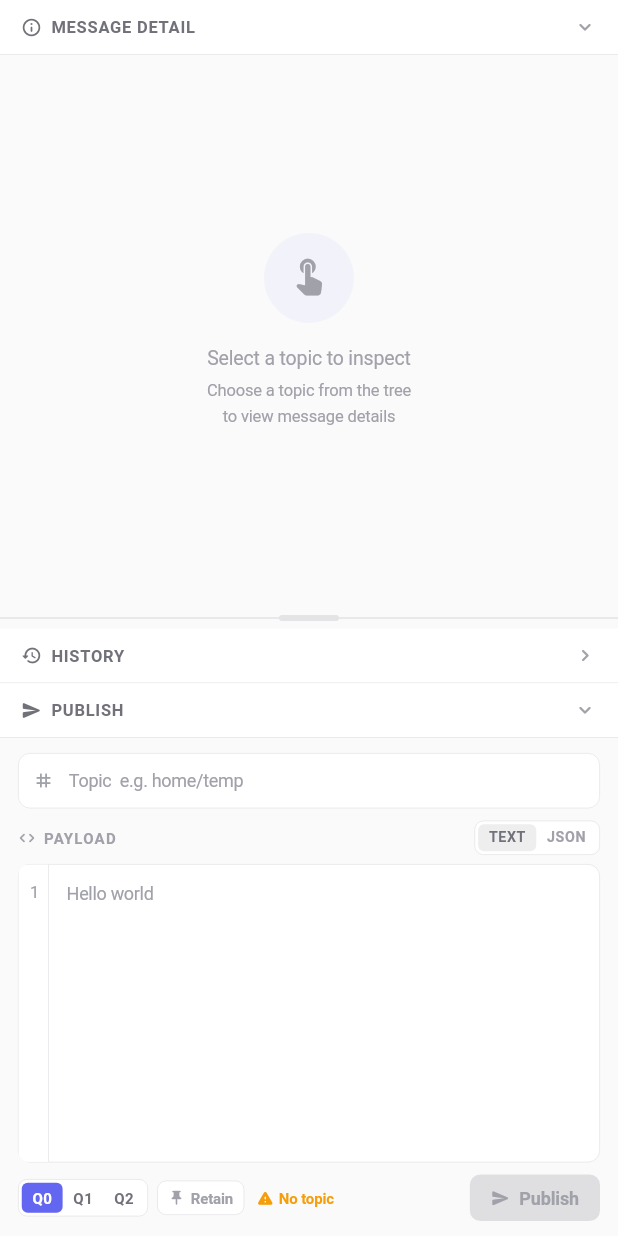
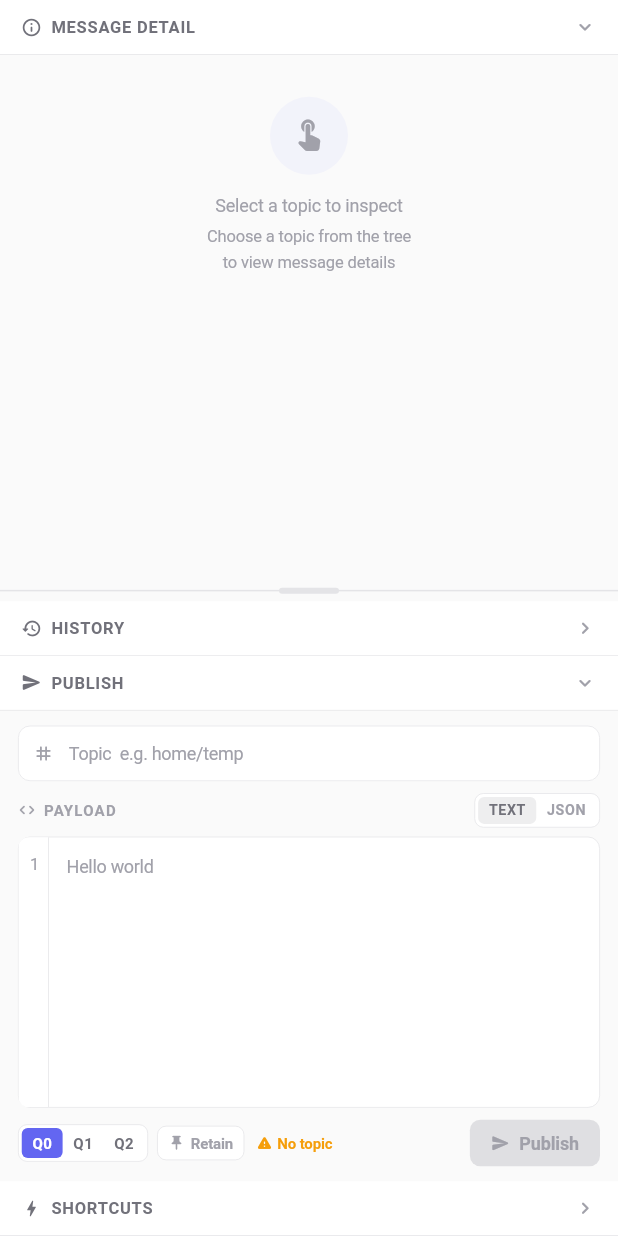
Before and after one commit to mijelsma/MQTT-Monitor, a Flutter app: the DetailSidebar widget shown alone on an empty page, opened directly, item 5 of the bottom bar chosen, on a phone screen of 412 x 824 dp. Run offline on Flutter 3.47's test engine with Material 3 defaults, Android fonts, the phone set to English and light mode, and no system bars; our stand-ins replace fl_chart, shared_preferences; missing offline and left inert: mqtt_client; accounts and stored records are empty; Roboto replaces fonts that are missing (SF Mono, Menlo, monospace).

Commit message:
Add shortcuts panel

```diff
--- a/lib/features/monitor/monitor_viewmodel.dart
+++ b/lib/features/monitor/monitor_viewmodel.dart
@@ -11,6 +11,7 @@ import '../../core/state/keys/app_keys.dart';
 import '../../core/state/keys/settings_keys.dart';
 import '../../models/broker_entry.dart';
 import '../../models/flat_tree_row.dart';
+import '../../models/publish_shortcut.dart';
 import '../../models/topic_node.dart';
 import '../../models/topic_node_value.dart';
 
@@ -100,6 +101,15 @@ class MonitorViewModel extends ChangeNotifier {
 
   /// Whether the client is currently connected.
   bool get isConnected => connectionStatus == ConnectionStatus.connected;
+
+  /// Shortcuts available for the currently active broker.
+  ///
+  /// Returns global shortcuts plus any scoped to the active broker.
+  List<PublishShortcut> get availableShortcuts {
+    final all = _state.read(SettingsKeys.shortcuts);
+    final brokerId = activeBroker?.id;
+    return all.where((s) => s.isGlobal || (brokerId != null && s.brokerIds.contains(brokerId))).toList();
+  }
 
   /// Adds a new broker and makes it the active one.
   void addBroker(BrokerEntry entry) {
@@ -312,7 +322,6 @@ class MonitorViewModel extends ChangeNotifier {
       row.node.displayMsgCount = m;
     }
 
-
     return rows;
   }
 
--- a/lib/features/monitor/widgets/detail_sidebar.dart
+++ b/lib/features/monitor/widgets/detail_sidebar.dart
@@ -4,11 +4,13 @@ import 'package:provider/provider.dart';
 import '../../../generated/l10n.dart';
 import '../../../models/topic_node_value.dart';
 import '../../../shared/widgets/resizable_split.dart';
+import '../../../shared/widgets/ui_empty_state.dart';
 import '../../../theme/app_tokens/app_tokens.dart';
 import '../monitor_viewmodel.dart';
 import 'history_panel.dart';
 import 'message_detail_panel.dart';
 import 'publish_panel.dart';
+import 'shortcuts_panel.dart';
 
 /// The right-hand sidebar showing the selected message detail, history, and publish panel.
 class DetailSidebar extends StatefulWidget {
@@ -22,6 +24,7 @@ class _DetailSidebarState extends State<DetailSidebar> {
   bool _detailCollapsed = false;
   bool _historyCollapsed = true;
   bool _publishCollapsed = false;
+  bool _shortcutsCollapsed = true;
 
   /// The history value currently selected, or null if showing latest.
   TopicNodeValue? _selectedHistoryValue;
@@ -48,6 +51,7 @@ class _DetailSidebarState extends State<DetailSidebar> {
       (collapsed: _detailCollapsed, title: s.sidebarMessageDetail, icon: Icons.info_outline_rounded, content: detailContent, toggle: () => setState(() => _detailCollapsed = !_detailCollapsed)),
       (collapsed: _historyCollapsed, title: s.sidebarHistory, icon: Icons.history_rounded, content: historyContent, toggle: () => setState(() => _historyCollapsed = !_historyCollapsed)),
       (collapsed: _publishCollapsed, title: s.sidebarPublish, icon: Icons.send_rounded, content: const PublishPanel(), toggle: () => setState(() => _publishCollapsed = !_publishCollapsed)),
+      (collapsed: _shortcutsCollapsed, title: s.sidebarShortcuts, icon: Icons.bolt_rounded, content: const ShortcutsPanel(), toggle: () => setState(() => _shortcutsCollapsed = !_shortcutsCollapsed)),
     ];
 
     // ── Build layout keeping headers in strict visual order ──
@@ -98,7 +102,7 @@ class _DetailSidebarState extends State<DetailSidebar> {
           child: Column(
             children: [
               headerFor(chunk.expandedIndex, collapsed: false),
-              Expanded(child: sections[chunk.expandedIndex].content),
+              Expanded(child: ClipRect(child: sections[chunk.expandedIndex].content)),
             ],
           ),
         ),
@@ -132,7 +136,7 @@ class _DetailSidebarState extends State<DetailSidebar> {
             children: [
               for (final ci in collapsedBefore) headerFor(ci, collapsed: true),
               headerFor(chunk.expandedIndex, collapsed: false),
-              Expanded(child: sections[chunk.expandedIndex].content),
+              Expanded(child: ClipRect(child: sections[chunk.expandedIndex].content)),
             ],
           ),
         );
@@ -228,29 +232,6 @@ class _NoSelection extends StatelessWidget {
 
   @override
   Widget build(BuildContext context) {
-    final tokens = context.tokens;
-    return Center(
-      child: Padding(
-        padding: const EdgeInsets.all(32),
-        child: Column(
-          mainAxisSize: MainAxisSize.min,
-          children: [
-            Container(
-              padding: const EdgeInsets.all(16),
-              decoration: BoxDecoration(color: tokens.primary.withValues(alpha: 0.05), shape: BoxShape.circle),
-              child: Icon(Icons.touch_app_rounded, size: 28, color: tokens.muted),
-            ),
-            const SizedBox(height: 14),
-            Text(S.of(context).sidebarNoSelectionTitle, style: TextStyle(fontSize: 13, color: tokens.textTertiary)),
-            const SizedBox(height: 4),
-            Text(
-              S.of(context).sidebarNoSelectionSubtitle,
-              textAlign: TextAlign.center,
-              style: TextStyle(fontSize: 11, color: tokens.muted, height: 1.5),
-            ),
-          ],
-        ),
-      ),
-    );
+    return UiEmptyState.compact(icon: Icons.touch_app_rounded, title: S.of(context).sidebarNoSelectionTitle, message: S.of(context).sidebarNoSelectionSubtitle);
   }
 }
--- a/lib/features/monitor/widgets/publish_panel.dart
+++ b/lib/features/monitor/widgets/publish_panel.dart
@@ -1,9 +1,9 @@
-import 'dart:convert';
-
 import 'package:flutter/material.dart';
 import 'package:provider/provider.dart';
 
 import '../../../generated/l10n.dart';
+import '../../../shared/format_helpers.dart';
+import '../../../shared/widgets/feedback_badge.dart';
 import '../../../shared/widgets/payload_editor.dart';
 import '../../../theme/app_colors.dart';
 import '../../../theme/app_tokens/app_tokens.dart';
@@ -17,13 +17,12 @@ class PublishPanel extends StatefulWidget {
   State<PublishPanel> createState() => _PublishPanelState();
 }
 
-class _PublishPanelState extends State<PublishPanel> {
+class _PublishPanelState extends State<PublishPanel> with FeedbackMixin<PublishPanel> {
   final _topicController = TextEditingController();
   final _payloadController = HighlightingController();
   int _qos = 0;
   bool _retain = false;
   PayloadFormat _format = PayloadFormat.text;
-  _PublishFeedback? _feedback;
   String? _validationError;
 
   @override
@@ -42,30 +41,10 @@ class _PublishPanelState extends State<PublishPanel> {
   // Called whenever the payload text changes, to update validation state.
   void _onPayloadChanged() {
     if (_format == PayloadFormat.json) {
-      final error = _validateJson(_payloadController.text);
+      final error = validateJson(_payloadController.text);
       if (error != _validationError) setState(() => _validationError = error);
     } else if (_validationError != null) {
       setState(() => _validationError = null);
-    }
-  }
-
-  // Validates the JSON payload and returns an error message if invalid, or `null` if valid.
-  String? _validateJson(String text) {
-    if (text.trim().isEmpty) return null;
-    try {
-      jsonDecode(text);
-      return null;
-    } on FormatException catch (e) {
-      final offset = e.offset;
-      if (offset != null && offset <= text.length) {
-        // Count line and column from the offset.
-        final prefix = text.substring(0, offset);
-        final line = '\n'.allMatches(prefix).length + 1;
-        final lastNl = prefix.lastIndexOf('\n');
-        final col = lastNl == -1 ? offset + 1 : offset - lastNl;
-        return 'Ln $line, Col $col — ${e.message}';
-      }
-      return e.message;
     }
   }
 
@@ -73,32 +52,23 @@ class _PublishPanelState extends State<PublishPanel> {
   void _publish() {
     final topic = _topicController.text.trim();
     if (topic.isEmpty) {
-      _showFeedback(_PublishFeedback.emptyTopic);
+      showFeedback(PublishFeedbackKind.emptyTopic);
       return;
     }
 
     if (_format == PayloadFormat.json && _validationError != null) {
-      _showFeedback(_PublishFeedback.invalidJson);
+      showFeedback(PublishFeedbackKind.invalidJson);
       return;
     }
 
     final vm = context.read<MonitorViewModel>();
     if (!vm.isConnected) {
-      _showFeedback(_PublishFeedback.notConnected);
+      showFeedback(PublishFeedbackKind.offline);
       return;
     }
 
     final sent = vm.publish(topic, _payloadController.text, qos: _qos, retain: _retain);
-    _showFeedback(sent ? _PublishFeedback.success : _PublishFeedback.failed);
-  }
-
-  // Shows a temporary feedback badge at the Publish button, indicating success or failure.
-  void _showFeedback(_PublishFeedback fb) {
-    setState(() => _feedback = fb);
-    Future.delayed(const Duration(seconds: 2), () {
-      if (!mounted) return;
-      setState(() => _feedback = null);
-    });
+    showFeedback(sent ? PublishFeedbackKind.success : PublishFeedbackKind.failed);
   }
 
   @override
@@ -133,7 +103,7 @@ class _PublishPanelState extends State<PublishPanel> {
           const SizedBox(height: 8),
 
           // ── Options bar: QoS · Retain · Publish ─────────────────────
-          _OptionsBar(qos: _qos, retain: _retain, connected: connected, feedback: _feedback, onQosChanged: (v) => setState(() => _qos = v), onRetainChanged: (v) => setState(() => _retain = v), onPublish: _publish),
+          _OptionsBar(qos: _qos, retain: _retain, connected: connected, feedback: feedback, onQosChanged: (v) => setState(() => _qos = v), onRetainChanged: (v) => setState(() => _retain = v), onPublish: _publish),
         ],
       ),
     );
@@ -181,9 +151,6 @@ class _TopicInput extends StatelessWidget {
   }
 }
 
-// Publish feedback badge shown temporarily after publishing, indicating success or failure of the publish action.
-enum _PublishFeedback { success, failed, notConnected, emptyTopic, invalidJson }
-
 // Publish options bar containing QoS selector, Retain toggle, and Publish button, along with any feedback badge.
 class _OptionsBar extends StatelessWidget {
   const _OptionsBar({required this.qos, required this.retain, required this.connected, required this.feedback, required this.onQosChanged, required this.onRetainChanged, required this.onPublish});
@@ -191,7 +158,7 @@ class _OptionsBar extends StatelessWidget {
   final int qos;
   final bool retain;
   final bool connected;
-  final _PublishFeedback? feedback;
+  final PublishFeedbackKind? feedback;
   final ValueChanged<int> onQosChanged;
   final ValueChanged<bool> onRetainChanged;
   final VoidCallback onPublish;
@@ -209,7 +176,7 @@ class _OptionsBar extends StatelessWidget {
         const SizedBox(width: 8),
 
         // Feedback badge (overlays between options and button)
-        if (feedback != null) ...[_FeedbackBadge(feedback: feedback!), const SizedBox(width: 8)],
+        if (feedback != null) ...[_buildFeedbackBadge(context), const SizedBox(width: 8)],
 
         const Spacer(),
 
@@ -217,6 +184,18 @@ class _OptionsBar extends StatelessWidget {
         _PublishChip(connected: connected, onPressed: onPublish),
       ],
     );
+  }
+
+  Widget _buildFeedbackBadge(BuildContext context) {
+    final s = S.of(context);
+    final label = switch (feedback!) {
+      PublishFeedbackKind.success => s.publishSent,
+      PublishFeedbackKind.failed => s.publishFailed,
+      PublishFeedbackKind.offline => s.publishOffline,
+      PublishFeedbackKind.emptyTopic => s.publishNoTopic,
+      PublishFeedbackKind.invalidJson => s.publishBadJson,
+    };
+    return FeedbackBadge(kind: feedback!, label: label);
   }
 }
 
@@ -304,35 +283,6 @@ class _RetainPill extends StatelessWidget {
   }
 }
 
-// A badge showing feedback after a publish action. Displays an icon and text based on the feedback type.
-class _FeedbackBadge extends StatelessWidget {
-  const _FeedbackBadge({required this.feedback});
-
-  final _PublishFeedback feedback;
-
-  @override
-  Widget build(BuildContext context) {
-    final (icon, color, text) = switch (feedback) {
-      _PublishFeedback.success => (Icons.check_circle_rounded, AppColors.success500, S.of(context).publishSent),
-      _PublishFeedback.failed => (Icons.error_rounded, AppColors.error500, S.of(context).publishFailed),
-      _PublishFeedback.notConnected => (Icons.cloud_off_rounded, AppColors.warning500, S.of(context).publishOffline),
-      _PublishFeedback.emptyTopic => (Icons.warning_rounded, AppColors.warning500, S.of(context).publishNoTopic),
-      _PublishFeedback.invalidJson => (Icons.warning_rounded, AppColors.error400, S.of(context).publishBadJson),
-    };
-    return Row(
-      mainAxisSize: MainAxisSize.min,
-      children: [
-        Icon(icon, size: 12, color: color),
-        const SizedBox(width: 3),
-        Text(
-          text,
-          style: TextStyle(fontSize: 10, fontWeight: FontWeight.w600, color: color),
-        ),
-      ],
-    );
-  }
-}
-
 // A compact Publish button with an icon. Highlights when hovered and disabled when not connected.
 class _PublishChip extends StatefulWidget {
   const _PublishChip({required this.connected, required this.onPressed});
--- a/lib/l10n/intl_en.arb
+++ b/lib/l10n/intl_en.arb
@@ -251,6 +251,9 @@
     "sidebarMessageDetail": "MESSAGE DETAIL",
     "sidebarHistory": "HISTORY",
     "sidebarPublish": "PUBLISH",
+    "sidebarShortcuts": "SHORTCUTS",
+    "sidebarShortcutsEmpty": "No shortcuts available.\nAdd shortcuts in Settings.",
+    "sidebarShortcutsManage": "Manage Shortcuts",
     "sidebarNoSelectionTitle": "Select a topic to inspect",
     "sidebarNoSelectionSubtitle": "Choose a topic from the tree\nto view message details",
 
--- a/lib/l10n/intl_nl.arb
+++ b/lib/l10n/intl_nl.arb
@@ -251,6 +251,9 @@
     "sidebarMessageDetail": "BERICHTDETAILS",
     "sidebarHistory": "GESCHIEDENIS",
     "sidebarPublish": "PUBLICEREN",
+    "sidebarShortcuts": "SNELKOPPELINGEN",
+    "sidebarShortcutsEmpty": "Geen snelkoppelingen beschikbaar.\nVoeg ze toe via Instellingen.",
+    "sidebarShortcutsManage": "Snelkoppelingen beheren",
     "sidebarNoSelectionTitle": "Selecteer een topic om te bekijken",
     "sidebarNoSelectionSubtitle": "Kies een topic uit de boom\nom berichtdetails te bekijken",
 
--- /dev/null
+++ b/lib/shared/widgets/feedback_badge.dart
@@ -0,0 +1,69 @@
+import 'dart:async';
+
+import 'package:flutter/material.dart';
+import '../../theme/app_colors.dart';
+
+/// The kind of publish feedback to show.
+enum PublishFeedbackKind {
+  success(Icons.check_circle_rounded, AppColors.success500),
+  failed(Icons.error_rounded, AppColors.error500),
+  offline(Icons.cloud_off_rounded, AppColors.warning500),
+  emptyTopic(Icons.warning_rounded, AppColors.warning500),
+  invalidJson(Icons.warning_rounded, AppColors.error400);
+
+  const PublishFeedbackKind(this.icon, this.color);
+
+  final IconData icon;
+  final Color color;
+}
+
+/// A tiny icon + label badge used for transient publish feedback.
+///
+/// Pair with [FeedbackMixin] to auto-dismiss after a timeout.
+class FeedbackBadge extends StatelessWidget {
+  const FeedbackBadge({super.key, required this.kind, required this.label});
+
+  final PublishFeedbackKind kind;
+  final String label;
+
+  @override
+  Widget build(BuildContext context) {
+    return Row(
+      mainAxisSize: MainAxisSize.min,
+      children: [
+        Icon(kind.icon, size: 11, color: kind.color),
+        const SizedBox(width: 3),
+        Text(
+          label,
+          style: TextStyle(fontSize: 10, fontWeight: FontWeight.w600, color: kind.color),
+        ),
+      ],
+    );
+  }
+}
+
+/// Mixin that provides an auto-dismissing feedback mechanism.
+///
+/// Call [showFeedback] with a feedback kind; after 2 seconds the
+/// [feedback] value is cleared automatically. Override [onFeedbackChanged]
+/// if you need extra behaviour when feedback updates.
+mixin FeedbackMixin<T extends StatefulWidget> on State<T> {
+  PublishFeedbackKind? _feedback;
+  Timer? _feedbackTimer;
+
+  PublishFeedbackKind? get feedback => _feedback;
+
+  void showFeedback(PublishFeedbackKind kind) {
+    _feedbackTimer?.cancel();
+    setState(() => _feedback = kind);
+    _feedbackTimer = Timer(const Duration(seconds: 2), () {
+      if (mounted) setState(() => _feedback = null);
+    });
+  }
+
+  @override
+  void dispose() {
+    _feedbackTimer?.cancel();
+    super.dispose();
+  }
+}
--- a/lib/shared/widgets/ui_empty_state.dart
+++ b/lib/shared/widgets/ui_empty_state.dart
@@ -2,15 +2,39 @@ import 'package:flutter/material.dart';
 import '../../theme/app_tokens/app_tokens.dart';
 import 'spacers.dart';
 
+/// A reusable empty-state placeholder with an icon, title, and message.
+///
+/// Use the default constructor for settings-panel style (large icon, no
+/// background circle). Use [UiEmptyState.compact] for inline sidebar /
+/// panel style (smaller icon inside a tinted circle, scrollable).
 class UiEmptyState extends StatelessWidget {
-  const UiEmptyState({super.key, required this.icon, required this.title, required this.message});
+  const UiEmptyState({super.key, required this.icon, required this.title, required this.message}) : iconColor = null, iconBackgroundColor = null, _compact = false;
+
+  /// Compact variant used inside sidebar panels (detail, history, shortcuts).
+  ///
+  /// Wraps content in a [SingleChildScrollView] and renders the icon inside
+  /// a circular tinted background.
+  const UiEmptyState.compact({super.key, required this.icon, required this.title, this.message, this.iconColor, this.iconBackgroundColor}) : _compact = true;
 
   final IconData icon;
   final String title;
-  final String message;
+  final String? message;
+
+  /// Override the icon color (compact only). Defaults to [AppTokens.muted].
+  final Color? iconColor;
+
+  /// Override the circle background color (compact only). Defaults to primary @ 5% alpha.
+  final Color? iconBackgroundColor;
+
+  final bool _compact;
 
   @override
   Widget build(BuildContext context) {
+    if (_compact) return _buildCompact(context);
+    return _buildDefault(context);
+  }
+
+  Widget _buildDefault(BuildContext context) {
     final theme = Theme.of(context);
     return Center(
       child: Padding(
@@ -21,11 +45,48 @@ class UiEmptyState extends StatelessWidget {
             Icon(icon, size: 50, color: context.tokens.textTertiary),
             const VSpacer(12),
             Text(title, style: theme.textTheme.bodyMedium),
-            const VSpacer(4),
-            Text(message, style: theme.textTheme.bodySmall),
+            if (message != null) ...[const VSpacer(4), Text(message!, style: theme.textTheme.bodySmall)],
           ],
         ),
       ),
     );
   }
+
+  Widget _buildCompact(BuildContext context) {
+    final tokens = context.tokens;
+    final resolvedIconColor = iconColor ?? tokens.muted;
+    final resolvedBgColor = iconBackgroundColor ?? tokens.primary.withValues(alpha: 0.05);
+
+    return SingleChildScrollView(
+      child: Center(
+        child: Padding(
+          padding: const EdgeInsets.all(28),
+          child: Column(
+            mainAxisSize: MainAxisSize.min,
+            children: [
+              Container(
+                padding: const EdgeInsets.all(14),
+                decoration: BoxDecoration(color: resolvedBgColor, shape: BoxShape.circle),
+                child: Icon(icon, size: 24, color: resolvedIconColor),
+              ),
+              const VSpacer(12),
+              Text(
+                title,
+                textAlign: TextAlign.center,
+                style: TextStyle(fontSize: 12, color: tokens.textTertiary),
+              ),
+              if (message != null) ...[
+                const VSpacer(4),
+                Text(
+                  message!,
+                  textAlign: TextAlign.center,
+                  style: TextStyle(fontSize: 11, color: tokens.muted, height: 1.5),
+                ),
+              ],
+            ],
+          ),
+        ),
+      ),
+    );
+  }
 }
```
Also changed, not shown: lib/features/monitor/widgets/history_panel.dart (+5 -43 lines), lib/features/monitor/widgets/message_detail_panel.dart (+5 -14 lines), lib/features/monitor/widgets/shortcuts_panel.dart (added, +230 -0 lines), lib/features/settings/dialogs/shortcut_dialog.dart (+3 -22 lines), lib/shared/format_helpers.dart (+20 -0 lines), lib/shared/widgets/qos_tag.dart (+25 -0 lines), lib/generated/intl/messages_en.dart, lib/generated/intl/messages_nl.dart, lib/generated/l10n.dart.
